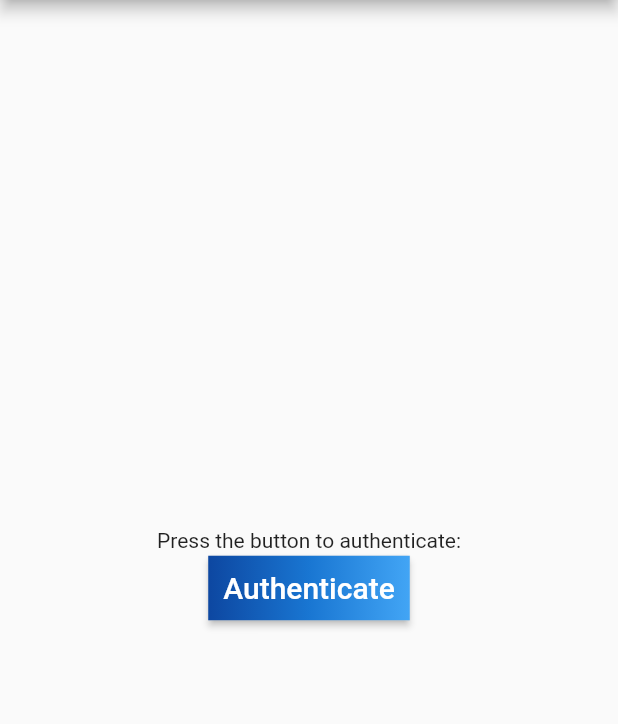
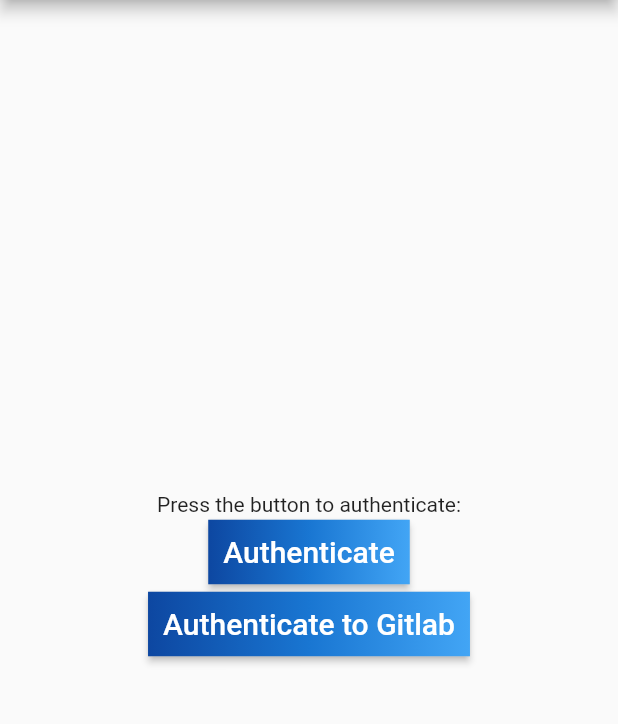
Before and after one commit to lucaswilliameufrasio/github-oauth2-flutter, a Flutter app: the screen it shows after launch, after a tap on "Authenticate", on a phone screen of 412 x 824 dp, the part 84-808 px from its top. Run offline on Flutter 3.47's test engine with Material 2 defaults, Android fonts, the phone set to English and light mode, and no system bars; our stand-ins replace flutter_dotenv; missing offline and left inert: oauth2_client.

Commit message:
feat: get authorization code from gitlab

```diff
--- a/lib/main.dart
+++ b/lib/main.dart
@@ -1,12 +1,15 @@
+import 'dart:convert';
+
+import 'package:crypto/crypto.dart';
 import 'package:flutter/material.dart';
 import 'package:http/http.dart' as http;
 import 'package:oauth2_client/authorization_response.dart';
 import 'package:oauth2_client/oauth2_client.dart';
-import 'package:flutter_config/flutter_config.dart';
+import 'package:flutter_dotenv/flutter_dotenv.dart';
+import 'package:uuid/uuid.dart';
 
 void main() async {
-  WidgetsFlutterBinding.ensureInitialized(); // Required by FlutterConfig
-  await FlutterConfig.loadEnvVariables();
+  await DotEnv().load('.env');
 
   runApp(MyApp());
 }
@@ -16,7 +19,7 @@ class MyApp extends StatelessWidget {
   @override
   Widget build(BuildContext context) {
     return MaterialApp(
-      title: 'Flutter Demo',
+      title: 'Github OAuth2 Flutter',
       theme: ThemeData(
         primarySwatch: Colors.blue,
         visualDensity: VisualDensity.adaptivePlatformDensity,
@@ -36,32 +39,35 @@ class MyHomePage extends StatefulWidget {
 }
 
 class _MyHomePageState extends State<MyHomePage> {
-  String clientId = FlutterConfig.get('GITHUB_CLIENT_ID');
+  String githubClientId = DotEnv().env['GITHUB_CLIENT_ID'];
   // NEVER STORE THE CLIENT SECRET ON THE APP,
   // move the responsibility to the backend get you the access token
-  String clientSecret = FlutterConfig.get('GITHUB_CLIENT_SECRET');
+  String githubClientSecret = DotEnv().env['GITHUB_CLIENT_SECRET'];
+  String gitlabClientId = DotEnv().env['GITLAB_CLIENT_ID'];
+  String gitlabClientSecret = DotEnv().env['GITLAB_CLIENT_SECRET'];
+  String codeVerifier = Uuid().v4();
 
   Future<void> authenticate() async {
     try {
-      OAuth2Client aclient = OAuth2Client(
+      OAuth2Client client = OAuth2Client(
         authorizeUrl: 'https://github.com/login/oauth/authorize',
         tokenUrl: 'https://github.com/login/oauth/access_token',
         redirectUri: 'dev.lucaswilliameufrasio.flutteroauth://oauth2redirect',
         customUriScheme: 'dev.lucaswilliameufrasio.flutteroauth',
       );
-      aclient.accessTokenRequestHeaders = {'Accept': 'application/json'};
+      client.accessTokenRequestHeaders = {'Accept': 'application/json'};
 
-      await aclient.getTokenWithAuthCodeFlow(
-        clientId: clientId,
+      await client.getTokenWithAuthCodeFlow(
+        clientId: githubClientId,
         scopes: ['identity'],
-        afterAuthorizationCodeCb: getAccessToken,
+        afterAuthorizationCodeCb: getGithubAccessToken,
       );
     } catch (error) {
       print("Error: $error");
     }
   }
 
-  Future<void> getAccessToken(
+  Future<void> getGithubAccessToken(
       AuthorizationResponse authorizationResponse) async {
     print(authorizationResponse.code);
 
@@ -69,12 +75,64 @@ class _MyHomePageState extends State<MyHomePage> {
     // send the code (authorizationResponse.code) to the backend
     var params = {
       "code": authorizationResponse.code,
-      "client_id": clientId,
-      "client_secret": clientSecret
+      "client_id": githubClientId,
+      "client_secret": githubClientSecret
     };
     var uri = Uri.https('github.com', 'login/oauth/access_token', params);
     var accessToken = await http.post(uri);
     print(accessToken.body);
+  }
+
+  Future<void> authenticateToGitlab() async {
+    var codeVerifierUtf8Encoded = utf8.encode(codeVerifier);
+    var codeVerifierDigest = sha256.convert(codeVerifierUtf8Encoded);
+    var codeChallenge =
+        Uri.encodeComponent(base64Encode(codeVerifierDigest.bytes));
+    try {
+      OAuth2Client client = OAuth2Client(
+        authorizeUrl: 'https://gitlab.com/oauth/authorize',
+        tokenUrl: 'https://gitlab.com/oauth/token',
+        redirectUri: 'dev.lucaswilliameufrasio.flutteroauth://oauth2redirect',
+        customUriScheme: 'dev.lucaswilliameufrasio.flutteroauth',
+      );
+      client.accessTokenRequestHeaders = {'Accept': 'application/json'};
+      print(client.redirectUri);
+
+      await client.getTokenWithAuthCodeFlow(
+        clientId: gitlabClientId,
+        authCodeParams: {
+          "code_challenge": codeChallenge,
+          "code_challenge_method": "S256",
+        },
+        accessTokenParams: {
+          "code_verifier": codeVerifier,
+        },
+        scopes: ['read_user'],
+        afterAuthorizationCodeCb: getGitlabAccessToken,
+      );
+
+    } catch (error) {
+      print("Error: $error");
+    }
+  }
+
+  Future<void> getGitlabAccessToken(
+      AuthorizationResponse authorizationResponse) async {
+    print(authorizationResponse.code);
+
+    // This need to be responsibility of backend
+    // send the code (authorizationResponse.code) to the backend
+    // var params = {
+    //   "client_id": gitlabClientId,
+    //   "client_secret": gitlabClientSecret,
+    //   "code": authorizationResponse.code,
+    //   "grant_type": "authorization_code",
+    //   "redirect_uri": "dev.lucaswilliameufrasio.flutteroauth://oauth2redirect",
+    //   "code_verifier": codeVerifier,
+    // };
+    // var uri = Uri.https('gitlab.com', '/oauth/token', params);
+    // var accessToken = await http.post(uri);
+    // print(accessToken.body);
   }
 
   @override
@@ -108,7 +166,26 @@ class _MyHomePageState extends State<MyHomePage> {
                     const Text('Authenticate', style: TextStyle(fontSize: 20)),
               ),
               onPressed: authenticate,
-            )
+            ),
+            RaisedButton(
+              padding: const EdgeInsets.all(0.0),
+              textColor: Colors.white,
+              child: Container(
+                decoration: const BoxDecoration(
+                  gradient: LinearGradient(
+                    colors: <Color>[
+                      Color(0xFF0D47A1),
+                      Color(0xFF1976D2),
+                      Color(0xFF42A5F5),
+                    ],
+                  ),
+                ),
+                padding: const EdgeInsets.all(10.0),
+                child: const Text('Authenticate to Gitlab',
+                    style: TextStyle(fontSize: 20)),
+              ),
+              onPressed: authenticateToGitlab,
+            ),
           ],
         ),
       ),
```
Also changed, not shown: pubspec.yaml (+5 -4 lines), pubspec.lock, 2 other files.
